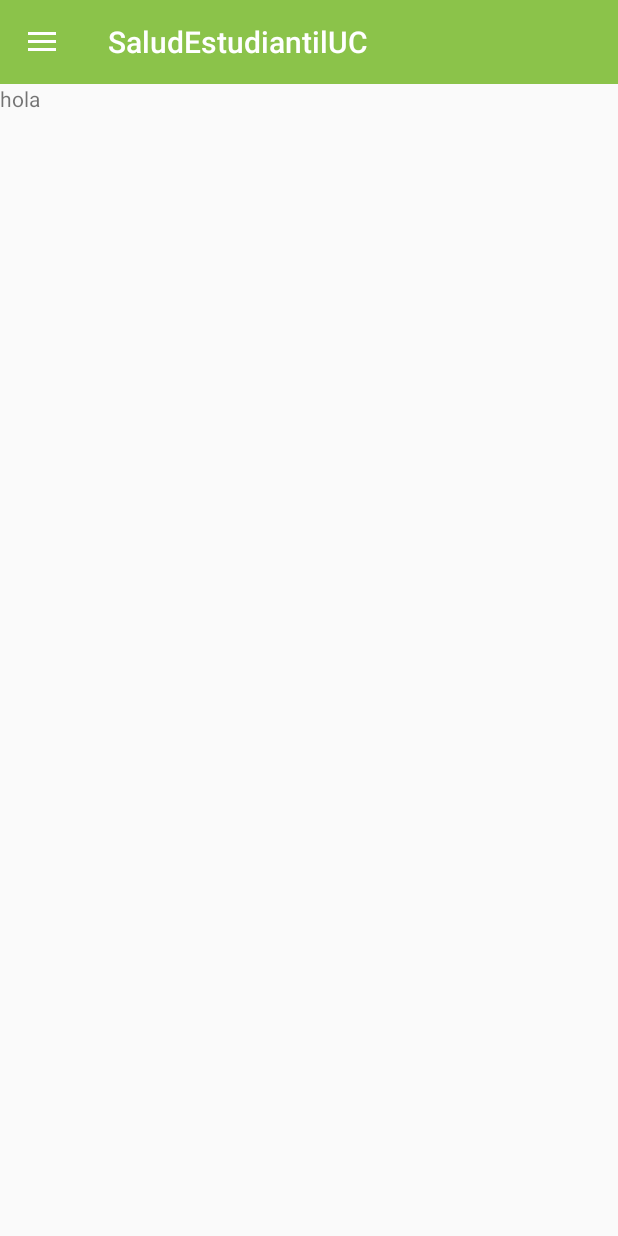
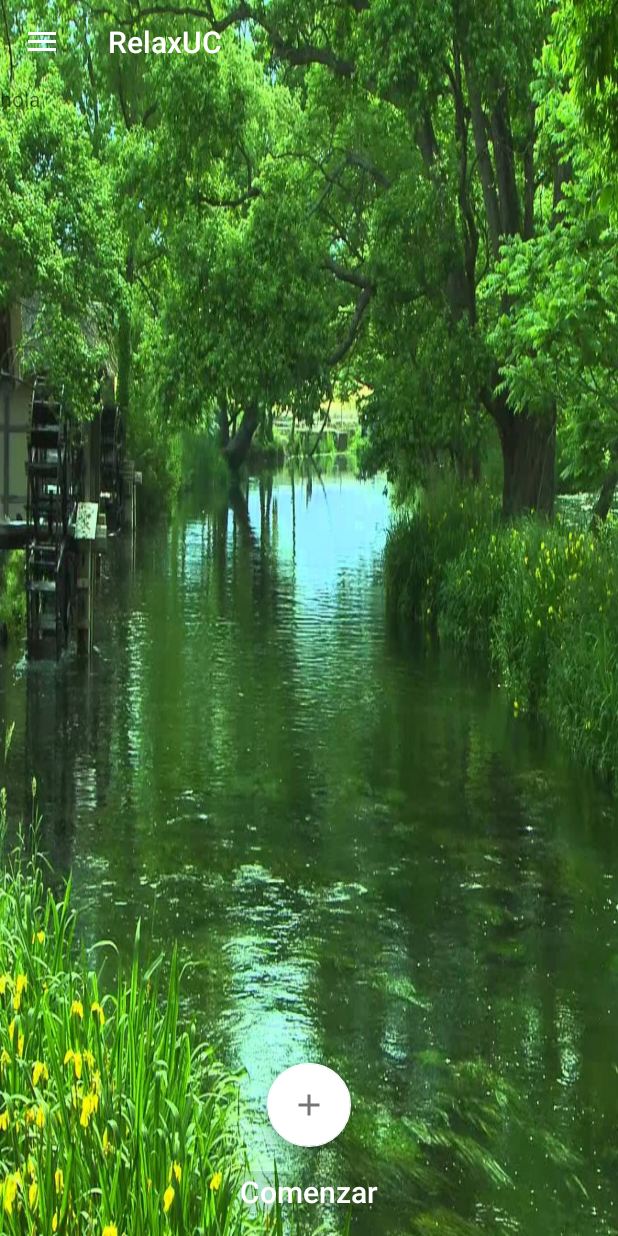
Before and after one commit to jachicao/2016-2-Grupo2-Mobile, an Android app: the screen it shows after launch (MainActivity), on a phone screen of 412 x 824 dp. Run offline under Robolectric (Android 15) with nearby library versions, the phone set to English and light mode, and no system bars.

Commit message:
Add app main design

```diff
--- a/app/build.gradle
+++ b/app/build.gradle
@@ -21,8 +21,9 @@ android {
 
 dependencies {
     compile fileTree(dir: 'libs', include: ['*.jar'])
-    testCompile 'junit:junit:4.12'
     compile 'com.android.support:appcompat-v7:24.2.0'
     compile 'com.android.support:design:24.2.0'
     compile 'com.android.support.constraint:constraint-layout:1.0.0-alpha1'
+    compile 'com.android.support:support-v4:24.2.0'
+    testCompile 'junit:junit:4.12'
 }
--- /dev/null
+++ b/app/src/main/java/cl/uc/saludestudiantiluc/HomeFragment.java
@@ -0,0 +1,44 @@
+package cl.uc.saludestudiantiluc;
+
+
+import android.graphics.PorterDuff;
+import android.os.Bundle;
+import android.support.v4.app.Fragment;
+import android.view.LayoutInflater;
+import android.view.View;
+import android.view.ViewGroup;
+
+
+/**
+ * A simple {@link Fragment} subclass.
+ * Use the {@link HomeFragment#newInstance} factory method to
+ * create an instance of this fragment.
+ */
+public class HomeFragment extends Fragment {
+
+
+  public HomeFragment() {
+    // Required empty public constructor
+  }
+
+  public static HomeFragment newInstance() {
+    return new HomeFragment();
+  }
+
+  @Override
+  public View onCreateView(LayoutInflater inflater, ViewGroup container,
+                           Bundle savedInstanceState) {
+    // Inflate the layout for this fragment
+    View view = inflater.inflate(R.layout.fragment_home, container, false);
+    View fab = view.findViewById(R.id.home_start_now);
+    fab.setOnClickListener(new View.OnClickListener() {
+      @Override
+      public void onClick(View view) {
+
+      }
+    });
+    //fab.getBackground().setColorFilter(getResources().getColor(android.R.color.white), PorterDuff.Mode.SRC_ATOP);
+    return view;
+  }
+
+}
--- a/app/src/main/java/cl/uc/saludestudiantiluc/MainActivity.java
+++ b/app/src/main/java/cl/uc/saludestudiantiluc/MainActivity.java
@@ -1,5 +1,6 @@
 package cl.uc.saludestudiantiluc;
 
+import android.os.Build;
 import android.os.Bundle;
 import android.support.annotation.NonNull;
 import android.support.design.widget.NavigationView;
@@ -9,6 +10,7 @@ import android.support.v7.app.AppCompatActivity;
 import android.support.v7.widget.Toolbar;
 import android.view.MenuItem;
 import android.view.View;
+import android.view.WindowManager;
 import android.widget.LinearLayout;
 import android.widget.RelativeLayout;
 
@@ -20,6 +22,8 @@ public class MainActivity extends AppCompatActivity {
 
   private static final double NAV_DRAWER_HEADER_HEIGHT_RATIO = 9.0 / 16.0;
 
+  private static final int NAV_DRAWER_ALPHA = 200;
+
   private Toolbar mToolbar;
   private NavigationView mNavigationView;
   private DrawerLayout mDrawerLayout;
@@ -28,7 +32,7 @@ public class MainActivity extends AppCompatActivity {
   protected void onCreate(Bundle savedInstanceState) {
     super.onCreate(savedInstanceState);
     setContentView(R.layout.activity_main);
-
+    setTranslucent();
     mToolbar = (Toolbar) findViewById(R.id.toolbar);
     setSupportActionBar(mToolbar);
 
@@ -37,11 +41,23 @@ public class MainActivity extends AppCompatActivity {
     setupNavDrawerHeader(navViewWidth);
     setNavViewWidth(navViewWidth);
     setupNavDrawer();
+    getSupportFragmentManager()
+        .beginTransaction()
+        .add(R.id.fragment_container, HomeFragment.newInstance())
+        .commit();
+  }
 
-    /*getSupportFragmentManager()
-        .beginTransaction()
-        .add(R.id.fragment_container, ChatsFragment.newInstance())
-        .commit();*/
+  private void setTranslucent() {
+    if (Build.VERSION.SDK_INT >= Build.VERSION_CODES.KITKAT) {
+      getWindow().addFlags(WindowManager.LayoutParams.FLAG_TRANSLUCENT_STATUS);
+      getWindow().addFlags(WindowManager.LayoutParams.FLAG_TRANSLUCENT_NAVIGATION);
+    }
+  }
+
+  private void unsetTranslucent() {
+    if (Build.VERSION.SDK_INT >= Build.VERSION_CODES.KITKAT) {
+      getWindow().clearFlags(WindowManager.LayoutParams.FLAG_TRANSLUCENT_STATUS);
+    }
   }
 
   private void setupNavDrawerHeader(int navViewWidth) {
@@ -54,16 +70,6 @@ public class MainActivity extends AppCompatActivity {
     LinearLayout.LayoutParams params = (LinearLayout.LayoutParams) header.getLayoutParams();
     params.height = navDrawerHeaderHeight;
     header.setLayoutParams(params);
-
-    /*for (int i = 0; i < header.getChildCount(); i++) {
-      View child = header.getChildAt(i);
-      if (child.getId() == R.id.header_profile_image) {
-        RelativeLayout.LayoutParams childParams = (RelativeLayout.LayoutParams) child
-            .getLayoutParams();
-        childParams.topMargin = childParams.topMargin + statusBarHeightPx;
-        child.setLayoutParams(childParams);
-      }
-    }*/
   }
 
   private void setupNavDrawer() {
--- /dev/null
+++ b/app/src/main/res/drawable/ic_add_black_24dp.xml
@@ -0,0 +1,5 @@
+<vector android:alpha="0.54" android:height="24dp"
+    android:viewportHeight="24.0" android:viewportWidth="24.0"
+    android:width="24dp" xmlns:android="http://schemas.android.com/apk/res/android">
+    <path android:fillColor="#FF000000" android:pathData="M19,13h-6v6h-2v-6H5v-2h6V5h2v6h6v2z"/>
+</vector>
--- a/app/src/main/res/layout/activity_main.xml
+++ b/app/src/main/res/layout/activity_main.xml
@@ -6,8 +6,9 @@
     android:id="@+id/drawer"
     android:layout_width="match_parent"
     android:layout_height="match_parent"
+    tools:context=".MainActivity"
     android:fitsSystemWindows="true"
-    tools:context=".MainActivity">
+    android:background="@drawable/main_background">
 
     <FrameLayout
         android:layout_width="match_parent"
--- /dev/null
+++ b/app/src/main/res/layout/fragment_home.xml
@@ -0,0 +1,31 @@
+<RelativeLayout xmlns:android="http://schemas.android.com/apk/res/android"
+             xmlns:tools="http://schemas.android.com/tools"
+             android:layout_width="match_parent"
+             android:layout_height="match_parent"
+             xmlns:app="http://schemas.android.com/apk/res-auto"
+             tools:context="cl.uc.saludestudiantiluc.HomeFragment">
+
+    <TextView
+        android:id="@+id/home_start_now_text"
+        android:layout_width="wrap_content"
+        android:layout_height="wrap_content"
+        android:text="@string/home_start_now"
+        android:textColor="#ffffff"
+        android:background="#1A000000"
+        android:layout_marginBottom="@dimen/activity_vertical_margin"
+        android:layout_alignParentBottom="true"
+        android:layout_centerHorizontal="true"
+        style="@style/TextAppearance.AppCompat.Title"/>
+
+    <android.support.design.widget.FloatingActionButton
+        android:id="@+id/home_start_now"
+        android:layout_width="wrap_content"
+        android:layout_height="wrap_content"
+        app:backgroundTint="@android:color/white"
+        app:rippleColor="?attr/colorControlHighlight"
+        android:layout_centerHorizontal="true"
+        android:layout_marginBottom="@dimen/activity_vertical_margin"
+        android:layout_above="@id/home_start_now_text"
+        android:src="@drawable/ic_add_black_24dp"/>
+
+</RelativeLayout>
--- a/app/src/main/res/layout/toolbar.xml
+++ b/app/src/main/res/layout/toolbar.xml
@@ -5,6 +5,6 @@
                                    android:layout_width="match_parent"
                                    android:layout_height="@dimen/actionbar_height"
                                    app:theme="@style/ThemeOverlay.AppCompat.Dark.ActionBar"
-                                   android:background="@color/colorPrimary">
+                                   android:background="@android:color/transparent">
 
 </android.support.v7.widget.Toolbar>
--- a/app/src/main/res/values/strings.xml
+++ b/app/src/main/res/values/strings.xml
@@ -1,5 +1,5 @@
 <resources>
-    <string name="app_name">SaludEstudiantilUC</string>
+    <string name="app_name">RelaxUC</string>
     <string name="title_activity_login">Sign in</string>
 
     <!-- Square breathing strings -->
@@ -26,4 +26,8 @@
     <string name="drawer_imaginary">Imaginerías</string>
     <string name="open_drawer">Abrir</string>
     <string name="close_drawer">Cerrar menu</string>
+
+    <!-- TODO: Remove or change this placeholder text -->
+    <string name="hello_blank_fragment">Hello blank fragment</string>
+    <string name="home_start_now">Comenzar</string>
 </resources>
```
Also changed, not shown: app/src/main/res/drawable/main_background.jpg (added).
